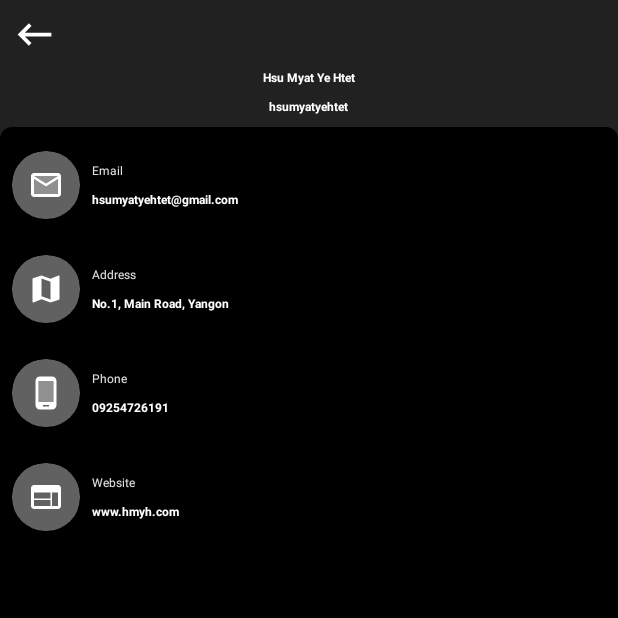
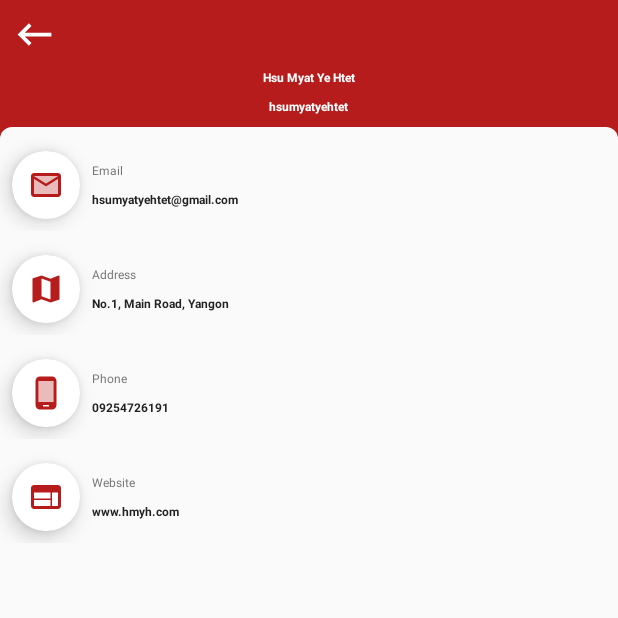
Before and after one commit to hsumyatyehtet/HmyhUserInformation, an Android app built with Jetpack Compose: the UserDetailActivity screen opened directly, with no data from a screen before it, on a phone screen of 412 x 824 dp, the top half of it. Run offline under Robolectric (Android 15) with nearby library versions, the phone set to English and light mode, and no system bars; our stand-ins replace RxJava; libraries missing offline, so code that uses them is left out: com.readystatesoftware.chuck; network calls fail.

Commit message:
User detail design change

```diff
--- a/app/src/main/AndroidManifest.xml
+++ b/app/src/main/AndroidManifest.xml
@@ -31,7 +31,7 @@
         </activity>
 
         <activity android:name=".activity.UserDetailActivity"
-            android:theme="@style/Theme.HmyhUserInformation.NoActionBar"
+            android:theme="${appTheme}"
             android:screenOrientation="portrait"/>
 
     </application>
--- a/app/src/main/res/drawable/bg_user_detail.xml
+++ b/app/src/main/res/drawable/bg_user_detail.xml
@@ -4,7 +4,7 @@
     xmlns:android="http://schemas.android.com/apk/res/android">
 
 
-    <solid android:color="@color/black"/>
+    <solid android:color="@color/colorGrey50"/>
 
     <corners
         android:topRightRadius="@dimen/margin_large"
--- a/app/src/main/res/drawable/ic_baseline_map.xml
+++ b/app/src/main/res/drawable/ic_baseline_map.xml
@@ -1,5 +1,10 @@
-<vector android:height="24dp" android:tint="#FFFFFF"
-    android:viewportHeight="24" android:viewportWidth="24"
-    android:width="24dp" xmlns:android="http://schemas.android.com/apk/res/android">
-    <path android:fillColor="@android:color/white" android:pathData="M20.5,3l-0.16,0.03L15,5.1 9,3 3.36,4.9c-0.21,0.07 -0.36,0.25 -0.36,0.48V20.5c0,0.28 0.22,0.5 0.5,0.5l0.16,-0.03L9,18.9l6,2.1 5.64,-1.9c0.21,-0.07 0.36,-0.25 0.36,-0.48V3.5c0,-0.28 -0.22,-0.5 -0.5,-0.5zM15,19l-6,-2.11V5l6,2.11V19z"/>
+<vector xmlns:android="http://schemas.android.com/apk/res/android"
+    android:width="24dp"
+    android:height="24dp"
+    android:tint="?attr/colorPrimary"
+    android:viewportWidth="24"
+    android:viewportHeight="24">
+    <path
+        android:fillColor="@android:color/white"
+        android:pathData="M20.5,3l-0.16,0.03L15,5.1 9,3 3.36,4.9c-0.21,0.07 -0.36,0.25 -0.36,0.48V20.5c0,0.28 0.22,0.5 0.5,0.5l0.16,-0.03L9,18.9l6,2.1 5.64,-1.9c0.21,-0.07 0.36,-0.25 0.36,-0.48V3.5c0,-0.28 -0.22,-0.5 -0.5,-0.5zM15,19l-6,-2.11V5l6,2.11V19z" />
 </vector>
--- a/app/src/main/res/drawable/ic_baseline_web.xml
+++ b/app/src/main/res/drawable/ic_baseline_web.xml
@@ -1,5 +1,10 @@
-<vector android:height="24dp" android:tint="#FFFFFF"
-    android:viewportHeight="24" android:viewportWidth="24"
-    android:width="24dp" xmlns:android="http://schemas.android.com/apk/res/android">
-    <path android:fillColor="@android:color/white" android:pathData="M20,4L4,4c-1.1,0 -1.99,0.9 -1.99,2L2,18c0,1.1 0.9,2 2,2h16c1.1,0 2,-0.9 2,-2L22,6c0,-1.1 -0.9,-2 -2,-2zM15,18L4,18v-4h11v4zM15,13L4,13L4,9h11v4zM20,18h-4L16,9h4v9z"/>
+<vector xmlns:android="http://schemas.android.com/apk/res/android"
+    android:width="24dp"
+    android:height="24dp"
+    android:tint="?attr/colorPrimary"
+    android:viewportWidth="24"
+    android:viewportHeight="24">
+    <path
+        android:fillColor="@android:color/white"
+        android:pathData="M20,4L4,4c-1.1,0 -1.99,0.9 -1.99,2L2,18c0,1.1 0.9,2 2,2h16c1.1,0 2,-0.9 2,-2L22,6c0,-1.1 -0.9,-2 -2,-2zM15,18L4,18v-4h11v4zM15,13L4,13L4,9h11v4zM20,18h-4L16,9h4v9z" />
 </vector>
--- a/app/src/main/res/drawable/ic_twotone_email.xml
+++ b/app/src/main/res/drawable/ic_twotone_email.xml
@@ -1,8 +1,15 @@
-<vector android:height="24dp" android:tint="#FFFFFF"
-    android:viewportHeight="24" android:viewportWidth="24"
-    android:width="24dp" xmlns:android="http://schemas.android.com/apk/res/android">
-    <path android:fillAlpha="0.3"
+<vector xmlns:android="http://schemas.android.com/apk/res/android"
+    android:width="24dp"
+    android:height="24dp"
+    android:tint="?attr/colorPrimary"
+    android:viewportWidth="24"
+    android:viewportHeight="24">
+    <path
+        android:fillAlpha="0.3"
         android:fillColor="@android:color/white"
-        android:pathData="M20,8l-8,5 -8,-5v10h16zM20,6L4,6l8,4.99z" android:strokeAlpha="0.3"/>
-    <path android:fillColor="@android:color/white" android:pathData="M4,20h16c1.1,0 2,-0.9 2,-2V6c0,-1.1 -0.9,-2 -2,-2H4c-1.1,0 -2,0.9 -2,2v12c0,1.1 0.9,2 2,2zM20,6l-8,4.99L4,6h16zM4,8l8,5 8,-5v10H4V8z"/>
+        android:pathData="M20,8l-8,5 -8,-5v10h16zM20,6L4,6l8,4.99z"
+        android:strokeAlpha="0.3" />
+    <path
+        android:fillColor="@android:color/white"
+        android:pathData="M4,20h16c1.1,0 2,-0.9 2,-2V6c0,-1.1 -0.9,-2 -2,-2H4c-1.1,0 -2,0.9 -2,2v12c0,1.1 0.9,2 2,2zM20,6l-8,4.99L4,6h16zM4,8l8,5 8,-5v10H4V8z" />
 </vector>
--- a/app/src/main/res/drawable/ic_twotone_phone_android.xml
+++ b/app/src/main/res/drawable/ic_twotone_phone_android.xml
@@ -1,8 +1,15 @@
-<vector android:height="24dp" android:tint="#FFFFFF"
-    android:viewportHeight="24" android:viewportWidth="24"
-    android:width="24dp" xmlns:android="http://schemas.android.com/apk/res/android">
-    <path android:fillAlpha="0.3"
+<vector xmlns:android="http://schemas.android.com/apk/res/android"
+    android:width="24dp"
+    android:height="24dp"
+    android:tint="?attr/colorPrimary"
+    android:viewportWidth="24"
+    android:viewportHeight="24">
+    <path
+        android:fillAlpha="0.3"
         android:fillColor="@android:color/white"
-        android:pathData="M7,4h10v14H7z" android:strokeAlpha="0.3"/>
-    <path android:fillColor="@android:color/white" android:pathData="M16,1L8,1C6.34,1 5,2.34 5,4v16c0,1.66 1.34,3 3,3h8c1.66,0 3,-1.34 3,-3L19,4c0,-1.66 -1.34,-3 -3,-3zM14,21h-4v-1h4v1zM17,18L7,18L7,4h10v14z"/>
+        android:pathData="M7,4h10v14H7z"
+        android:strokeAlpha="0.3" />
+    <path
+        android:fillColor="@android:color/white"
+        android:pathData="M16,1L8,1C6.34,1 5,2.34 5,4v16c0,1.66 1.34,3 3,3h8c1.66,0 3,-1.34 3,-3L19,4c0,-1.66 -1.34,-3 -3,-3zM14,21h-4v-1h4v1zM17,18L7,18L7,4h10v14z" />
 </vector>
--- a/app/src/main/res/layout/activity_user_detail.xml
+++ b/app/src/main/res/layout/activity_user_detail.xml
@@ -3,7 +3,7 @@
     xmlns:app="http://schemas.android.com/apk/res-auto"
     android:layout_width="match_parent"
     android:layout_height="match_parent"
-    android:background="@color/colorGrey900"
+    android:background="?attr/colorPrimary"
     android:fillViewport="true">
 
     <LinearLayout
@@ -59,9 +59,9 @@
                     android:layout_height="45dp"
                     android:layout_marginVertical="@dimen/margin_medium_2"
                     android:layout_marginStart="@dimen/margin_medium_2"
-                    app:cardBackgroundColor="@color/colorGrey700"
+                    app:cardBackgroundColor="@color/white"
                     app:cardCornerRadius="22dp"
-                    app:cardElevation="@dimen/margin_xxlarge">
+                    app:cardElevation="@dimen/margin_medium">
 
                     <ImageView
                         android:layout_width="wrap_content"
@@ -83,7 +83,7 @@
                         android:layout_width="wrap_content"
                         android:layout_height="wrap_content"
                         android:text="Email"
-                        android:textColor="@color/colorGrey300"
+                        android:textColor="@color/colorGrey600"
                         android:textSize="@dimen/text_small" />
 
                     <TextView
@@ -92,7 +92,7 @@
                         android:layout_height="wrap_content"
                         android:layout_marginTop="@dimen/margin_small"
                         android:text="hsumyatyehtet@gmail.com"
-                        android:textColor="@color/white"
+                        android:textColor="@color/colorGrey900"
                         android:textSize="@dimen/text_regular"
                         android:textStyle="bold" />
 
@@ -111,9 +111,9 @@
                     android:layout_height="45dp"
                     android:layout_marginVertical="@dimen/margin_medium_2"
                     android:layout_marginStart="@dimen/margin_medium_2"
-                    app:cardBackgroundColor="@color/colorGrey700"
+                    app:cardBackgroundColor="@color/white"
                     app:cardCornerRadius="22dp"
-                    app:cardElevation="@dimen/margin_xxlarge">
+                    app:cardElevation="@dimen/margin_medium">
 
                     <ImageView
                         android:layout_width="wrap_content"
@@ -135,7 +135,7 @@
                         android:layout_width="wrap_content"
                         android:layout_height="wrap_content"
                         android:text="Address"
-                        android:textColor="@color/colorGrey300"
+                        android:textColor="@color/colorGrey600"
                         android:textSize="@dimen/text_small" />
 
                     <TextView
@@ -144,7 +144,7 @@
                         android:layout_height="wrap_content"
                         android:layout_marginTop="@dimen/margin_small"
                         android:text="No.1, Main Road, Yangon"
-                        android:textColor="@color/white"
+                        android:textColor="@color/colorGrey900"
                         android:textSize="@dimen/text_regular"
                         android:textStyle="bold" />
 
@@ -163,9 +163,9 @@
                     android:layout_height="45dp"
                     android:layout_marginVertical="@dimen/margin_medium_2"
                     android:layout_marginStart="@dimen/margin_medium_2"
-                    app:cardBackgroundColor="@color/colorGrey700"
+                    app:cardBackgroundColor="@color/white"
                     app:cardCornerRadius="22dp"
-                    app:cardElevation="@dimen/margin_xxlarge">
+                    app:cardElevation="@dimen/margin_medium">
 
                     <ImageView
                         android:layout_width="wrap_content"
@@ -187,7 +187,7 @@
                         android:layout_width="wrap_content"
                         android:layout_height="wrap_content"
                         android:text="Phone"
-                        android:textColor="@color/colorGrey300"
+                        android:textColor="@color/colorGrey600"
                         android:textSize="@dimen/text_small" />
 
                     <TextView
@@ -196,7 +196,7 @@
                         android:layout_height="wrap_content"
                         android:layout_marginTop="@dimen/margin_small"
                         android:text="09254726191"
-                        android:textColor="@color/white"
+                        android:textColor="@color/colorGrey900"
                         android:textSize="@dimen/text_regular"
                         android:textStyle="bold" />
 
@@ -215,9 +215,9 @@
                     android:layout_height="45dp"
                     android:layout_marginVertical="@dimen/margin_medium_2"
                     android:layout_marginStart="@dimen/margin_medium_2"
-                    app:cardBackgroundColor="@color/colorGrey700"
+                    app:cardBackgroundColor="@color/white"
                     app:cardCornerRadius="22dp"
-                    app:cardElevation="@dimen/margin_xxlarge">
+                    app:cardElevation="@dimen/margin_medium">
 
                     <ImageView
                         android:layout_width="wrap_content"
@@ -239,7 +239,7 @@
                         android:layout_width="wrap_content"
                         android:layout_height="wrap_content"
                         android:text="Website"
-                        android:textColor="@color/colorGrey300"
+                        android:textColor="@color/colorGrey600"
                         android:textSize="@dimen/text_small" />
 
                     <TextView
@@ -248,7 +248,7 @@
                         android:layout_height="wrap_content"
                         android:layout_marginTop="@dimen/margin_small"
                         android:text="www.hmyh.com"
-                        android:textColor="@color/white"
+                        android:textColor="@color/colorGrey900"
                         android:textSize="@dimen/text_regular"
                         android:textStyle="bold" />
 
--- a/app/src/main/res/values/themes.xml
+++ b/app/src/main/res/values/themes.xml
@@ -26,8 +26,8 @@
         <item name="colorPrimaryVariant">@color/colorLightBlue900</item>
         <item name="colorOnPrimary">@color/white</item>
         <!-- Secondary brand color. -->
-        <item name="colorSecondary">@color/teal_200</item>
-        <item name="colorSecondaryVariant">@color/teal_700</item>
+        <item name="colorSecondary">@color/colorLightBlue200</item>
+        <item name="colorSecondaryVariant">@color/colorLightBlue700</item>
         <item name="colorOnSecondary">@color/black</item>
         <item name="android:statusBarColor" tools:targetApi="l">?attr/colorPrimaryVariant</item>
 
@@ -39,8 +39,8 @@
         <item name="colorPrimaryVariant">@color/colorRed900</item>
         <item name="colorOnPrimary">@color/white</item>
         <!-- Secondary brand color. -->
-        <item name="colorSecondary">@color/teal_200</item>
-        <item name="colorSecondaryVariant">@color/teal_700</item>
+        <item name="colorSecondary">@color/colorRed200</item>
+        <item name="colorSecondaryVariant">@color/colorRed700</item>
         <item name="colorOnSecondary">@color/black</item>
         <item name="android:statusBarColor" tools:targetApi="l">?attr/colorPrimaryVariant</item>
 
```
